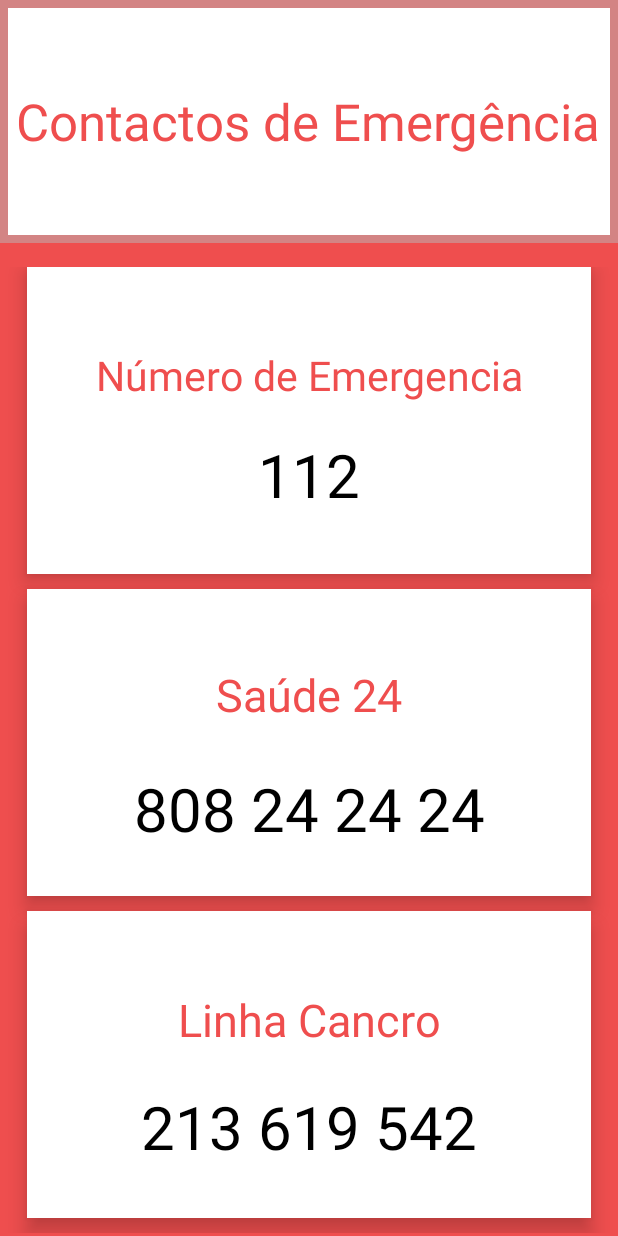
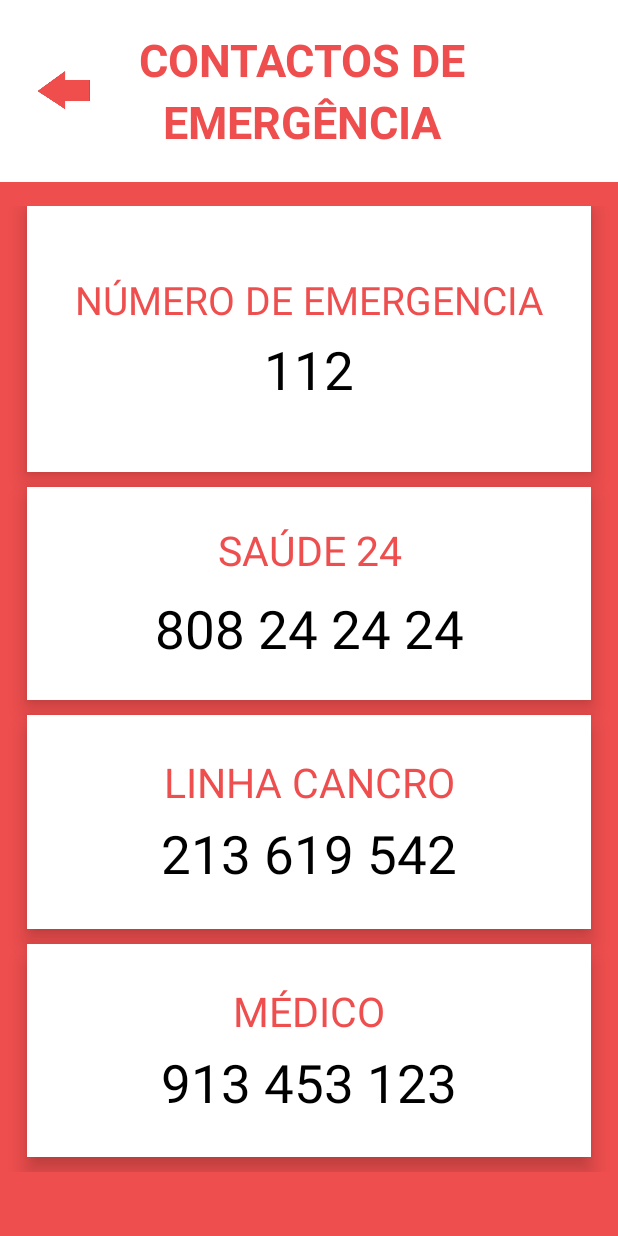
Before and after one commit to truedingo/shift19_putestupido, an Android app: the EmergencyActivity screen opened directly, with no data from a screen before it, on a phone screen of 412 x 824 dp. Run offline under Robolectric (Android 15) with nearby library versions, the phone set to English and light mode, and no system bars.

Commit message:
Contactos de Emergência Terminados

```diff
--- a/AndroidGridLayout-master/app/src/main/res/drawable/border_background.xml
+++ b/AndroidGridLayout-master/app/src/main/res/drawable/border_background.xml
@@ -1,7 +1,7 @@
 <shape xmlns:android="http://schemas.android.com/apk/res/android"
     android:shape="rectangle" >
     <!-- This is the stroke you want to define -->
-    <stroke android:width="5dp"
+    <stroke android:width="0dp"
         android:color="#D38484"/>
 
 
--- /dev/null
+++ b/AndroidGridLayout-master/app/src/main/res/drawable/border_image.xml
@@ -0,0 +1,9 @@
+<?xml version="1.0" encoding="utf-8"?>
+<shape xmlns:android="http://schemas.android.com/apk/res/android"
+    android:shape="rectangle">
+    <gradient android:startColor="#ffffff"
+        android:endColor="#ffffff"
+        android:angle="270" />
+    <corners android:radius="0dp" />
+    <stroke android:width="0.7dp" android:color="#b4b4b4" />
+</shape>
--- a/AndroidGridLayout-master/app/src/main/res/layout/activity_health.xml
+++ b/AndroidGridLayout-master/app/src/main/res/layout/activity_health.xml
@@ -23,13 +23,23 @@
             android:background="@drawable/border_background"
             android:layout_weight="1">
 
+            <ImageView
+                android:id="@+id/imageView"
+                android:layout_width="45dp"
+                android:layout_height="wrap_content"
+                android:layout_marginLeft="20dp"
+                android:rotation="180"
+                app:srcCompat="@drawable/redarrow" />
+
             <TextView
                 android:id="@+id/textGrid"
                 android:layout_width="wrap_content"
+                android:textAllCaps="true"
                 android:layout_height="match_parent"
                 android:layout_centerInParent="true"
                 android:layout_marginStart="14dp"
                 android:layout_marginTop="14dp"
+                android:layout_centerVertical="true"
                 android:layout_marginEnd= "14dp"
                 android:layout_marginBottom="14dp"
                 android:fontFamily="sans-serif"
@@ -38,6 +48,8 @@
                 android:textColor="#ef4e4e"
                 android:textSize="34sp"
                 android:typeface="sans" />
+
+
 
         </RelativeLayout>
 
@@ -77,15 +89,16 @@
                     <TextView
                         android:layout_width="188dp"
                         android:layout_height="match_parent"
-                        android:layout_gravity="left"
+                        android:layout_gravity="start|center_vertical"
                         android:gravity="left"
                         android:text="Contactos de Emergência"
+                        android:textAllCaps="true"
                         android:textColor="#ef4e4e"
-                        android:textSize="30sp"
+                        android:textSize="25sp"
                         android:textStyle="normal" />
 
                     <ImageView
-                        android:layout_width="132dp"
+                        android:layout_width="129dp"
                         android:layout_height="match_parent"
                         android:layout_gravity="center_horizontal"
                         android:src="@drawable/emergency" />
@@ -122,6 +135,7 @@
                         android:layout_width="wrap_content"
                         android:layout_height="wrap_content"
                         android:text="Saúde"
+                        android:textAllCaps="true"
                         android:textAlignment="center"
                         android:textColor="@android:color/white"
                         android:textSize="30sp"
@@ -161,6 +175,7 @@
                         android:layout_width="wrap_content"
                         android:layout_height="wrap_content"
                         android:text="Me"
+                        android:textAllCaps="true"
                         android:textAlignment="center"
                         android:textColor="@android:color/black"
                         android:textSize="18sp"
--- a/AndroidGridLayout-master/app/src/main/res/layout/emergencyactivity.xml
+++ b/AndroidGridLayout-master/app/src/main/res/layout/emergencyactivity.xml
@@ -11,27 +11,41 @@
     tools:context="edmt.dev.androidgridlayout.HealthActivity">
 
 
-        <RelativeLayout
+        <LinearLayout
             android:layout_width="match_parent"
             android:layout_height="0dp"
+            android:orientation="horizontal"
             android:layout_marginBottom="14dp"
             android:background="@drawable/border_background"
-            android:layout_weight="2">
+            android:layout_weight="1.5">
+
+
+            <ImageView
+                android:id="@+id/imageView"
+                android:layout_width="45dp"
+                android:layout_height="wrap_content"
+                android:layout_marginLeft="20dp"
+                android:rotation="180"
+                app:srcCompat="@drawable/redarrow" />
 
             <TextView
                 android:id="@+id/textGrid"
-                android:layout_width="match_parent"
-                android:layout_height="wrap_content"
-                android:layout_centerInParent="true"
-                android:layout_marginStart="14dp"
+                android:layout_width="258dp"
+                android:layout_height="match_parent"
+                android:layout_alignParentStart="false"
+                android:layout_centerVertical="true"
+                android:layout_marginStart="7dp"
                 android:fontFamily="sans-serif"
                 android:gravity="center"
+                android:lineSpacingExtra="6dp"
                 android:text="Contactos de Emergência"
+                android:textAllCaps="true"
                 android:textColor="#ef4e4e"
-                android:textSize="34sp"
+                android:textSize="30sp"
+                android:textStyle="bold"
                 android:typeface="sans" />
 
-        </RelativeLayout>
+        </LinearLayout>
 
         <GridLayout
             android:id="@+id/mainGrid"
@@ -50,7 +64,7 @@
             <android.support.v7.widget.CardView
                 android:layout_width="0dp"
                 android:layout_height="0dp"
-                android:layout_rowWeight="2.7"
+                android:layout_rowWeight="2.5"
                 android:layout_columnWeight="1"
                 android:layout_marginLeft="16dp"
                 android:layout_marginRight="16dp"
@@ -68,24 +82,27 @@
 
                     <TextView
                         android:layout_width="match_parent"
-                        android:layout_height="78dp"
+                        android:layout_height="wrap_content"
                         android:layout_gravity="left"
+                        android:textAllCaps="true"
                         android:gravity="center"
                         android:text="Número de Emergencia"
                         android:textColor="#ef4e4e"
-                        android:textSize="27sp"
+                        android:textSize="26sp"
                         android:textStyle="normal" />
 
                     <TextView
                         android:id="@+id/emergencynumber"
                         android:layout_width="match_parent"
                         android:layout_height="wrap_content"
+                        android:textAllCaps="true"
+                        android:layout_marginTop="5dp"
+
                         android:layout_gravity="left"
-                        android:layout_marginBottom="5dp"
-                        android:gravity="center"
+                        android:gravity="center_horizontal"
                         android:text="112"
                         android:textColor="#000000"
-                        android:textSize="40sp"
+                        android:textSize="35sp"
                         android:textStyle="normal" />
 
 
@@ -96,7 +113,7 @@
             <android.support.v7.widget.CardView
                 android:layout_width="0dp"
                 android:layout_height="0dp"
-                android:layout_rowWeight="2.7"
+                android:layout_rowWeight="2"
                 android:layout_columnWeight="1"
                 android:layout_marginLeft="16dp"
                 android:layout_marginRight="16dp"
@@ -114,12 +131,13 @@
 
                     <TextView
                         android:layout_width="match_parent"
-                        android:layout_height="78dp"
+                        android:layout_height="wrap_content"
                         android:layout_gravity="left"
                         android:gravity="center"
+                        android:textAllCaps="true"
                         android:text="Saúde 24"
                         android:textColor="#ef4e4e"
-                        android:textSize="30sp"
+                        android:textSize="27sp"
                         android:textStyle="normal" />
 
                     <TextView
@@ -127,11 +145,12 @@
                         android:layout_width="match_parent"
                         android:layout_height="wrap_content"
                         android:layout_gravity="left"
+                        android:textAllCaps="true"
                         android:layout_marginTop="10dp"
                         android:gravity="center"
                         android:text="808 24 24 24"
                         android:textColor="#000000"
-                        android:textSize="40sp"
+                        android:textSize="35sp"
                         android:textStyle="normal" />
 
 
@@ -142,7 +161,7 @@
             <android.support.v7.widget.CardView
                 android:layout_width="0dp"
                 android:layout_height="0dp"
-                android:layout_rowWeight="2.7"
+                android:layout_rowWeight="2"
                 android:layout_columnWeight="1"
                 android:layout_marginLeft="16dp"
                 android:layout_marginRight="16dp"
@@ -160,12 +179,13 @@
 
                     <TextView
                         android:layout_width="match_parent"
-                        android:layout_height="78dp"
+                        android:layout_height="wrap_content"
                         android:layout_gravity="left"
                         android:gravity="center"
                         android:text="Linha Cancro"
+                        android:textAllCaps="true"
                         android:textColor="#ef4e4e"
-                        android:textSize="30sp"
+                        android:textSize="27sp"
                         android:textStyle="normal" />
 
                     <TextView
@@ -174,10 +194,11 @@
                         android:layout_marginTop="5dp"
                         android:layout_gravity="left"
                         android:id="@+id/cancro"
+                        android:textAllCaps="true"
                         android:gravity="center"
                         android:text="213 619 542"
                         android:textColor="#000000"
-                        android:textSize="40sp"
+                        android:textSize="35sp"
                         android:textStyle="normal" />
 
 
@@ -185,6 +206,53 @@
 
             </android.support.v7.widget.CardView>
 
+            <android.support.v7.widget.CardView
+                android:layout_width="0dp"
+                android:layout_height="0dp"
+                android:layout_rowWeight="2"
+                android:layout_columnWeight="1"
+                android:layout_marginLeft="16dp"
+                android:layout_marginRight="16dp"
+                android:layout_marginBottom="10dp"
+                app:cardBackgroundColor="#ffffff"
+                app:cardCornerRadius="0dp"
+                app:cardElevation="8dp">
+
+                <LinearLayout
+                    android:layout_width="match_parent"
+                    android:layout_height="wrap_content"
+                    android:layout_gravity="center_horizontal|center_vertical"
+                    android:layout_margin="5dp"
+                    android:orientation="vertical">
+
+                    <TextView
+                        android:layout_width="match_parent"
+                        android:layout_height="wrap_content"
+                        android:layout_gravity="left"
+                        android:gravity="center"
+                        android:textAllCaps="true"
+                        android:text="Médico"
+                        android:textColor="#ef4e4e"
+                        android:textSize="27sp"
+                        android:textStyle="normal" />
+
+                    <TextView
+                        android:layout_width="match_parent"
+                        android:layout_height="wrap_content"
+                        android:textAllCaps="true"
+                        android:layout_marginTop="5dp"
+                        android:layout_gravity="left"
+                        android:id="@+id/medico"
+                        android:gravity="center"
+                        android:text="913 453 123"
+                        android:textColor="#000000"
+                        android:textSize="35sp"
+                        android:textStyle="normal" />
+
+
+                </LinearLayout>
+
+            </android.support.v7.widget.CardView>
 
             <!-- Row 2 -->
 
```
Also changed, not shown: AndroidGridLayout-master/app/src/main/res/drawable-xxxhdpi/redarrow.png (added).
